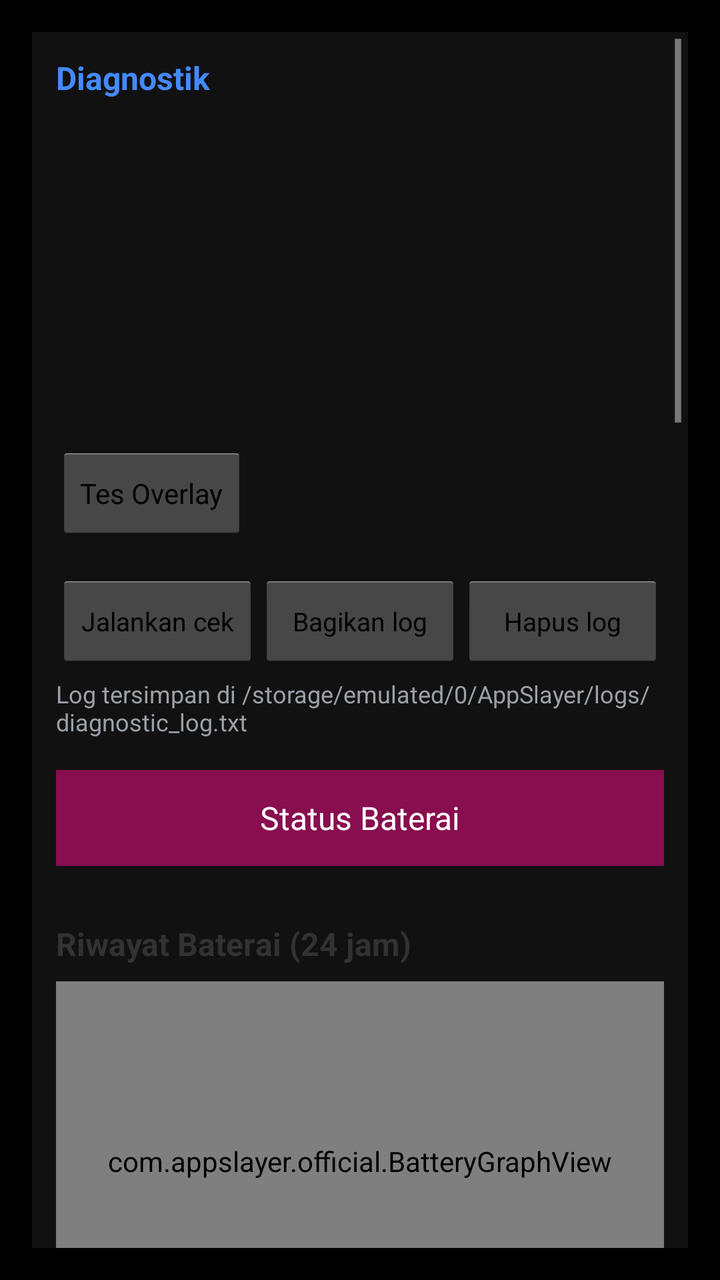
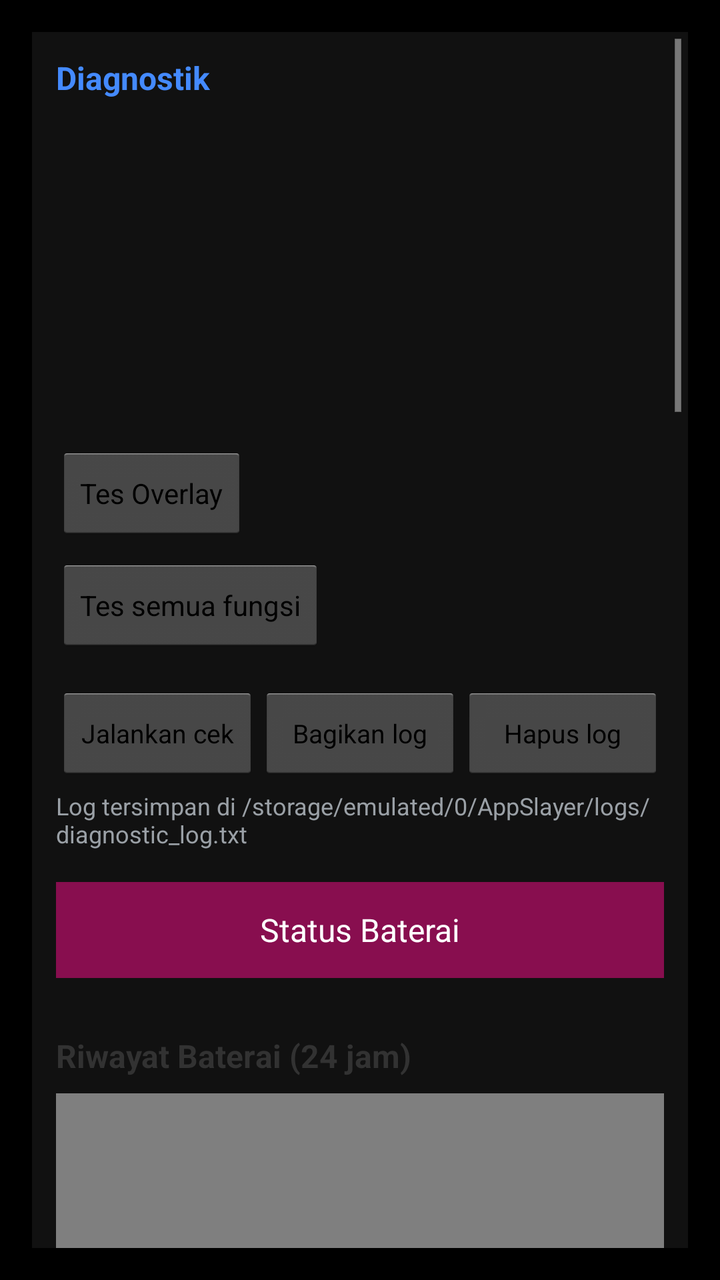

The first picture is an Android layout as it rendered before a commit; the second is the same layout after the commit. The layout source and the unified diff follow.
<!-- AndroidManifest.xml: activity theme android:Theme.Holo.Light.DarkActionBar -->
<!-- res/layout/activity_floating_monitor.xml -->
<?xml version="1.0" encoding="utf-8"?>
<ScrollView xmlns:android="http://schemas.android.com/apk/res/android" android:background="#000000" android:padding="16dp" android:fitsSystemWindows="true" android:layout_width="match_parent" android:layout_height="match_parent">
    <LinearLayout android:orientation="vertical" android:id="@+id/monitorContainer" android:background="#111111" android:padding="12dp" android:layout_width="match_parent" android:layout_height="wrap_content">
        <TextView android:textSize="16sp" android:textStyle="bold" android:textColor="#448aff" android:layout_width="match_parent" android:layout_height="wrap_content" android:layout_marginBottom="8dp" android:text="@string/diag_title"/>
        <TextView android:id="@+id/diagPermission" android:textSize="14sp" android:textColor="#ffffff" android:layout_width="match_parent" android:layout_height="wrap_content" android:layout_marginBottom="4dp"/>
        <TextView android:id="@+id/diagService" android:textSize="14sp" android:textColor="#ffffff" android:layout_width="match_parent" android:layout_height="wrap_content" android:layout_marginBottom="4dp"/>
        <TextView android:id="@+id/diagWindows" android:textSize="14sp" android:textColor="#ffffff" android:layout_width="match_parent" android:layout_height="wrap_content" android:layout_marginBottom="4dp"/>
        <TextView android:id="@+id/diagEnabledService" android:textSize="14sp" android:textColor="#ffffff" android:layout_width="match_parent" android:layout_height="wrap_content" android:layout_marginBottom="4dp"/>
        <TextView android:id="@+id/diagLastAdd" android:textSize="14sp" android:textColor="#ffffff" android:layout_width="match_parent" android:layout_height="wrap_content" android:layout_marginBottom="4dp"/>
        <TextView android:id="@+id/diagNotifPermission" android:textSize="14sp" android:textColor="#ffffff" android:layout_width="match_parent" android:layout_height="wrap_content" android:layout_marginBottom="4dp"/>
        <TextView android:id="@+id/diagNotifService" android:textSize="14sp" android:textColor="#ffffff" android:layout_width="match_parent" android:layout_height="wrap_content" android:layout_marginBottom="8dp"/>
        <Button android:textSize="14sp" android:id="@+id/btnTestOverlay" android:layout_width="wrap_content" android:layout_height="wrap_content" android:layout_marginBottom="16dp" android:text="@string/diag_test"/>
        <LinearLayout android:orientation="horizontal" android:layout_width="match_parent" android:layout_height="wrap_content" android:layout_marginBottom="4dp">
            <Button android:textSize="13sp" android:id="@+id/btnRunChecks" android:layout_width="0dp" android:layout_weight="1" android:layout_height="wrap_content" android:text="@string/diag_run_checks"/>
            <Button android:textSize="13sp" android:id="@+id/btnShareLog" android:layout_width="0dp" android:layout_weight="1" android:layout_height="wrap_content" android:text="@string/diag_share_log"/>
            <Button android:textSize="13sp" android:id="@+id/btnClearLog" android:layout_width="0dp" android:layout_weight="1" android:layout_height="wrap_content" android:text="@string/diag_clear_log"/>
        </LinearLayout>
        <TextView android:id="@+id/diagLogPathHint" android:textSize="12sp" android:textColor="#9aa0a6" android:layout_width="match_parent" android:layout_height="wrap_content" android:layout_marginBottom="16dp" android:text="@string/diag_log_path_hint"/>
        <Button android:textSize="16sp" android:textColor="#ffffff" android:id="@+id/btnBatteryStatus" android:background="#880e4f" android:layout_width="match_parent" android:layout_height="wrap_content" android:layout_marginBottom="12dp" android:text="@string/battery_status"/>
        <TextView android:layout_width="wrap_content" android:layout_height="wrap_content" android:layout_marginTop="16dp" android:text="@string/battery_history_title" android:textSize="16sp" android:textStyle="bold"/>
        <com.appslayer.official.BatteryGraphView android:id="@+id/batteryGraph" android:layout_width="match_parent" android:layout_height="180dp" android:layout_marginTop="8dp"/>
        <TextView android:id="@+id/batteryHistorySummary" android:layout_width="wrap_content" android:layout_height="wrap_content" android:layout_marginTop="8dp" android:textSize="13sp"/>
        <TextView android:id="@+id/batteryHistoryHint" android:layout_width="match_parent" android:layout_height="wrap_content" android:layout_marginTop="4dp" android:textSize="13sp" android:textColor="#ffb300" android:text="@string/battery_history_hint" android:visibility="gone"/>
        <TextView android:layout_width="wrap_content" android:layout_height="wrap_content" android:layout_marginTop="16dp" android:text="@string/temp_sensors_title" android:textSize="16sp" android:textStyle="bold"/>
        <TextView android:id="@+id/tempSensorList" android:layout_width="match_parent" android:layout_height="wrap_content" android:layout_marginTop="8dp" android:textSize="13sp"/>
        <TextView android:textSize="18sp" android:textStyle="bold" android:textColor="#448aff" android:layout_width="match_parent" android:layout_height="wrap_content" android:layout_marginBottom="12dp" android:text="@string/settings_title"/>
        <TextView android:textSize="16sp" android:textColor="#ffffff" android:layout_width="match_parent" android:layout_height="wrap_content" android:text="@string/transparency"/>
        <SeekBar android:id="@+id/seekTransparency" android:layout_width="match_parent" android:layout_height="wrap_content"/>
        <TextView android:textSize="16sp" android:textColor="#ffffff" android:layout_width="match_parent" android:layout_height="wrap_content" android:layout_marginTop="12dp" android:text="@string/text_size"/>
        <SeekBar android:id="@+id/seekTextSize" android:layout_width="match_parent" android:layout_height="wrap_content" android:layout_marginBottom="16dp"/>
        <Switch android:textSize="16sp" android:textColor="#ffffff" android:id="@+id/switchSnapToBar" android:layout_width="match_parent" android:layout_height="wrap_content" android:layout_marginBottom="12dp" android:text="@string/snap_to_bar"/>
        <Switch android:textSize="16sp" android:textColor="#ffffff" android:id="@+id/switchClickThrough" android:layout_width="match_parent" android:layout_height="wrap_content" android:layout_marginBottom="12dp" android:text="@string/click_through"/>
        <Switch android:textSize="16sp" android:textColor="#ffffff" android:id="@+id/switchFullscreen" android:layout_width="match_parent" android:layout_height="wrap_content" android:layout_marginBottom="12dp" android:text="@string/disable_fullscreen"/>
        <Switch android:textSize="16sp" android:textColor="#ffffff" android:id="@+id/switchLandscape" android:layout_width="match_parent" android:layout_height="wrap_content" android:layout_marginBottom="12dp" android:text="@string/disable_landscape"/>
        <Switch android:textSize="16sp" android:textColor="#ffffff" android:id="@+id/switchDarkText" android:layout_width="match_parent" android:layout_height="wrap_content" android:layout_marginBottom="12dp" android:text="@string/dark_text"/>
        <Switch android:textSize="16sp" android:textColor="#ffffff" android:id="@+id/switchTextShadow" android:layout_width="match_parent" android:layout_height="wrap_content" android:layout_marginBottom="12dp" android:text="@string/text_shadow"/>
        <Switch android:textSize="16sp" android:textColor="#ffffff" android:id="@+id/switchBoot" android:layout_width="match_parent" android:layout_height="wrap_content" android:layout_marginBottom="16dp" android:text="@string/start_on_boot"/>
        <TextView android:textSize="16sp" android:textStyle="bold" android:textColor="#ffffff" android:layout_width="match_parent" android:layout_height="wrap_content" android:layout_marginTop="16dp" android:layout_marginBottom="8dp" android:text="@string/monitor_style_title"/>
        <RadioGroup android:id="@+id/radioMonitorStyle" android:orientation="horizontal" android:layout_width="match_parent" android:layout_height="wrap_content" android:layout_marginBottom="12dp">
            <RadioButton android:id="@+id/radioStyleClassic" android:textSize="16sp" android:textColor="#ffffff" android:layout_width="wrap_content" android:layout_height="wrap_content" android:layout_marginEnd="24dp" android:text="@string/monitor_style_classic"/>
            <RadioButton android:id="@+id/radioStyleMini" android:textSize="16sp" android:textColor="#ffffff" android:layout_width="wrap_content" android:layout_height="wrap_content" android:text="@string/monitor_style_mini"/>
        </RadioGroup>
        <TextView android:textSize="16sp" android:textStyle="bold" android:textColor="#448aff" android:layout_width="match_parent" android:layout_height="wrap_content" android:layout_marginBottom="8dp" android:text="@string/monitor_title"/>
        <Switch android:textSize="16sp" android:textColor="#ffffff" android:id="@+id/switchCpu" android:layout_width="match_parent" android:layout_height="wrap_content" android:layout_marginBottom="12dp" android:text="@string/monitor_cpu"/>
        <Switch android:textSize="16sp" android:textColor="#ffffff" android:id="@+id/switchTemp" android:layout_width="match_parent" android:layout_height="wrap_content" android:layout_marginBottom="12dp" android:text="@string/monitor_temp"/>
        <Switch android:textSize="16sp" android:textColor="#ffffff" android:id="@+id/switchBattery" android:layout_width="match_parent" android:layout_height="wrap_content" android:layout_marginBottom="12dp" android:text="@string/monitor_battery"/>
        <Switch android:textSize="16sp" android:textColor="#ffffff" android:id="@+id/switchRam" android:layout_width="match_parent" android:layout_height="wrap_content" android:layout_marginBottom="12dp" android:text="@string/monitor_ram"/>
        <Switch android:textSize="16sp" android:textColor="#ffffff" android:id="@+id/switchBatteryCurrent" android:layout_width="match_parent" android:layout_height="wrap_content" android:layout_marginBottom="12dp" android:text="@string/monitor_current"/>
        <Switch android:textSize="16sp" android:textColor="#ffffff" android:id="@+id/switchSignal" android:layout_width="match_parent" android:layout_height="wrap_content" android:layout_marginBottom="12dp" android:text="@string/monitor_signal"/>
        <Switch android:textSize="16sp" android:textColor="#ffffff" android:id="@+id/switchFps" android:layout_width="match_parent" android:layout_height="wrap_content" android:layout_marginBottom="12dp" android:text="@string/monitor_fps"/>
        <Switch android:textSize="16sp" android:textColor="#ffffff" android:id="@+id/switchProcess" android:layout_width="match_parent" android:layout_height="wrap_content" android:layout_marginBottom="20dp" android:text="@string/monitor_process"/>
        <TextView android:textSize="16sp" android:textStyle="bold" android:textColor="#448aff" android:layout_width="match_parent" android:layout_height="wrap_content" android:layout_marginBottom="8dp" android:text="@string/fps_record_title"/>
        <Switch android:textSize="16sp" android:textColor="#ffffff" android:id="@+id/switchRecordFps" android:layout_width="match_parent" android:layout_height="wrap_content" android:layout_marginBottom="8dp" android:text="@string/record_fps"/>
        <TextView android:id="@+id/recordFpsStatus" android:textSize="13sp" android:textColor="#ffffff" android:layout_width="match_parent" android:layout_height="wrap_content" android:layout_marginBottom="4dp"/>
        <TextView android:textSize="13sp" android:layout_width="match_parent" android:layout_height="wrap_content" android:layout_marginBottom="12dp" android:text="@string/record_fps_hint"/>
        <Button android:textSize="15sp" android:id="@+id/btnFpsSessions" android:layout_width="wrap_content" android:layout_height="wrap_content" android:layout_marginBottom="16dp" android:text="@string/btn_fps_sessions"/>
        <Button android:textSize="15sp" android:layout_gravity="center_horizontal" android:id="@+id/buttonReset" android:layout_width="wrap_content" android:layout_height="wrap_content" android:layout_marginTop="16dp" android:layout_marginBottom="8dp" android:text="@string/reset_settings"/>
    </LinearLayout>
</ScrollView>
<!-- resources referenced by this layout -->
<resources>
  <string name="battery_history_hint">Riwayat baterai dicatat selama service notifikasi berjalan. Aktifkan notifikasi di layar utama biar grafiknya terisi.</string>
  <string name="battery_history_title">Riwayat Baterai (24 jam)</string>
  <string name="battery_status">Status Baterai</string>
  <string name="btn_fps_sessions">Sesi FPS</string>
  <string name="click_through">Klik tembus</string>
  <string name="dark_text">Teks gelap</string>
  <string name="diag_clear_log">Hapus log</string>
  <string name="diag_log_path_hint">Log tersimpan di /storage/emulated/0/AppSlayer/logs/diagnostic_log.txt</string>
  <string name="diag_run_checks">Jalankan cek</string>
  <string name="diag_share_log">Bagikan log</string>
  <string name="diag_test">Tes Overlay</string>
  <string name="diag_title">Diagnostik</string>
  <string name="disable_fullscreen">Nonaktif di layar penuh</string>
  <string name="disable_landscape">Nonaktif saat lanskap</string>
  <string name="fps_record_title">Perekam FPS</string>
  <string name="monitor_battery">Monitor Baterai</string>
  <string name="monitor_cpu">Monitor CPU</string>
  <string name="monitor_current">Arus baterai</string>
  <string name="monitor_fps">Monitor FPS</string>
  <string name="monitor_process">Monitor Proses</string>
  <string name="monitor_ram">Monitor RAM</string>
  <string name="monitor_signal">Monitor Jaringan</string>
  <string name="monitor_style_classic">Klasik</string>
  <string name="monitor_style_mini">Mini</string>
  <string name="monitor_style_title">Gaya Monitor</string>
  <string name="monitor_temp">Monitor Suhu</string>
  <string name="monitor_title">Monitor</string>
  <string name="record_fps">Rekam FPS</string>
  <string name="record_fps_hint">Rekam FPS saat bermain, lalu lihat laporannya di daftar sesi. Perekaman tetap jalan setelah layar ini ditutup.</string>
  <string name="reset_settings">Reset Setelan</string>
  <string name="settings_title">Setelan</string>
  <string name="snap_to_bar">Tempel ke status bar</string>
  <string name="start_on_boot">Aktif saat boot</string>
  <string name="temp_sensors_title">Sensor Suhu</string>
  <string name="text_shadow">Bayangan teks</string>
  <string name="text_size">Ukuran Teks</string>
  <string name="transparency">Transparansi</string>
</resources>

<!-- the commit's change to res/layout/activity_floating_monitor.xml (unified diff, before → after) -->
@@ -9,7 +9,8 @@
         <TextView android:id="@+id/diagLastAdd" android:textSize="14sp" android:textColor="#ffffff" android:layout_width="match_parent" android:layout_height="wrap_content" android:layout_marginBottom="4dp"/>
         <TextView android:id="@+id/diagNotifPermission" android:textSize="14sp" android:textColor="#ffffff" android:layout_width="match_parent" android:layout_height="wrap_content" android:layout_marginBottom="4dp"/>
         <TextView android:id="@+id/diagNotifService" android:textSize="14sp" android:textColor="#ffffff" android:layout_width="match_parent" android:layout_height="wrap_content" android:layout_marginBottom="8dp"/>
-        <Button android:textSize="14sp" android:id="@+id/btnTestOverlay" android:layout_width="wrap_content" android:layout_height="wrap_content" android:layout_marginBottom="16dp" android:text="@string/diag_test"/>
+        <Button android:textSize="14sp" android:id="@+id/btnTestOverlay" android:layout_width="wrap_content" android:layout_height="wrap_content" android:layout_marginBottom="8dp" android:text="@string/diag_test"/>
+        <Button android:textSize="14sp" android:id="@+id/btnTestFunctions" android:layout_width="wrap_content" android:layout_height="wrap_content" android:layout_marginBottom="16dp" android:text="@string/btn_test_functions"/>
         <LinearLayout android:orientation="horizontal" android:layout_width="match_parent" android:layout_height="wrap_content" android:layout_marginBottom="4dp">
             <Button android:textSize="13sp" android:id="@+id/btnRunChecks" android:layout_width="0dp" android:layout_weight="1" android:layout_height="wrap_content" android:text="@string/diag_run_checks"/>
             <Button android:textSize="13sp" android:id="@+id/btnShareLog" android:layout_width="0dp" android:layout_weight="1" android:layout_height="wrap_content" android:text="@string/diag_share_log"/>
<!-- resource entries referenced after the edit -->
@@ -4,6 +4,7 @@
   <string name="battery_history_title">Riwayat Baterai (24 jam)</string>
   <string name="battery_status">Status Baterai</string>
   <string name="btn_fps_sessions">Sesi FPS</string>
+  <string name="btn_test_functions">Tes semua fungsi</string>
   <string name="click_through">Klik tembus</string>
   <string name="dark_text">Teks gelap</string>
   <string name="diag_clear_log">Hapus log</string>
